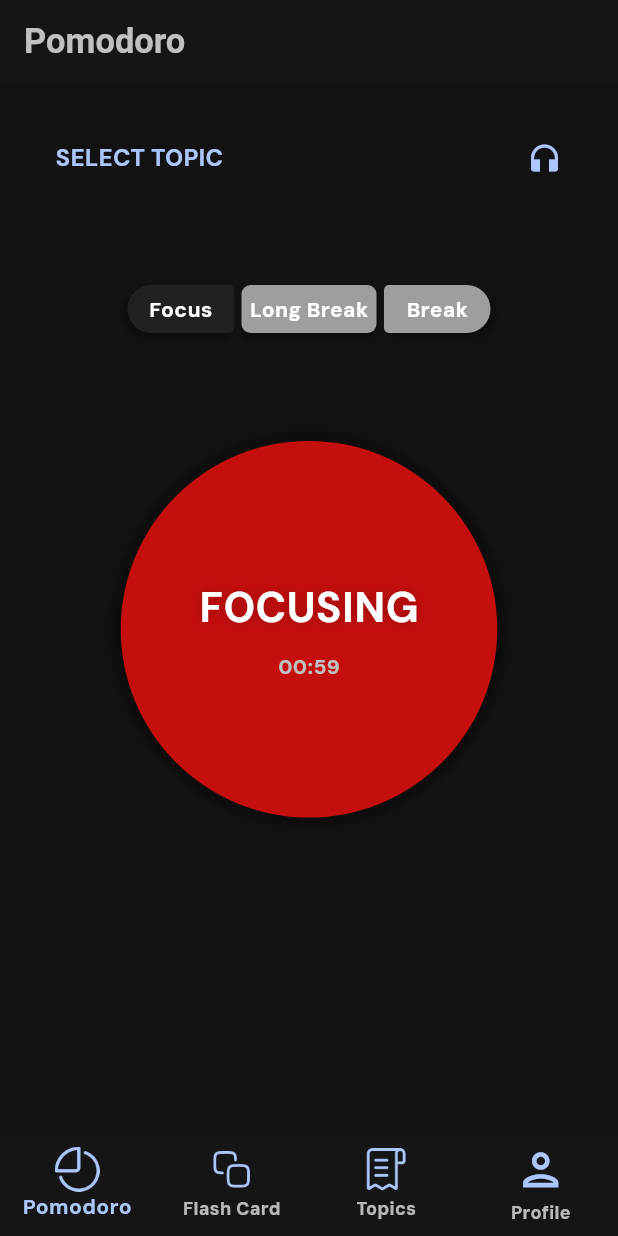
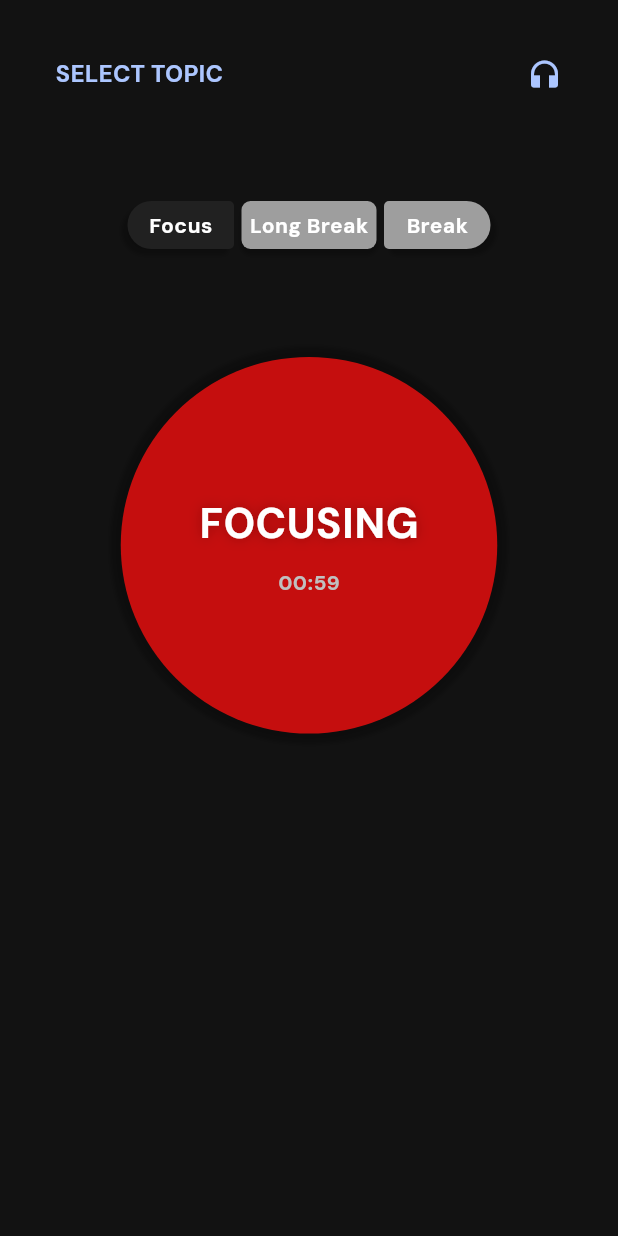
Before and after one commit to NNNNNC/pomodor_app, a Flutter app: the screen it shows after launch, after a tap on "Focus", on a phone screen of 412 x 824 dp. Run offline on Flutter 3.47's test engine with Material 3 defaults, Android fonts, the phone set to English and light mode, and no system bars; our stand-ins replace carousel_slider, flip_card, hive, hive_flutter; accounts and stored records are empty.

Commit message:
minor change

```diff
--- a/lib/main.dart
+++ b/lib/main.dart
@@ -3,6 +3,8 @@
 import 'package:flutter/material.dart';
 import 'package:hive_flutter/adapters.dart';
 import 'package:pomodoro_app/models/profileModel.dart';
+import 'package:pomodoro_app/providers/visibility_provider.dart';
+import 'package:provider/provider.dart';
 import 'pages/main_page.dart';
 import 'theme/theme.dart';
 
@@ -13,7 +15,7 @@ late Box<profileModel> profileBox;
 //const String flashcardBoxName = 'flashcard';
 const String profileBoxName = 'profile';
 
-void main() async{
+void main() async {
   WidgetsFlutterBinding.ensureInitialized();
   await Hive.initFlutter();
 
@@ -22,12 +24,16 @@ void main() async{
   //flashcardBox = await Hive.openBox(flashcardBoxName);
   await Hive.openBox<profileModel>(profileBoxName);
 
-  runApp(const MyApp());
+  runApp(
+    ChangeNotifierProvider(
+      create: (context) => BottomBarVisibility(),
+      child: const MyApp(),
+    ),
+  );
 }
 
 class MyApp extends StatelessWidget {
   const MyApp({super.key});
-
 
   @override
   Widget build(BuildContext context) {
--- a/lib/pages/main_page.dart
+++ b/lib/pages/main_page.dart
@@ -3,6 +3,8 @@ import 'package:pomodoro_app/pages/flashcard_page.dart';
 import 'package:pomodoro_app/pages/pomodoro_page.dart';
 import 'package:pomodoro_app/pages/profile_page.dart';
 import 'package:pomodoro_app/pages/topic_page.dart';
+import 'package:pomodoro_app/providers/visibility_provider.dart';
+import 'package:provider/provider.dart';
 
 class Mainpage extends StatefulWidget {
   const Mainpage({super.key});
@@ -12,8 +14,9 @@ class Mainpage extends StatefulWidget {
 }
 
 class _MainpageState extends State<Mainpage> {
+  bool isBottomNavBarVisible = true;
   int currentIndex = 0;
-  final screens = [
+  final screens = const [
     PomodoroPage(),
     flashcard_page(),
     topic_page(),
@@ -22,12 +25,14 @@ class _MainpageState extends State<Mainpage> {
 
   @override
   Widget build(BuildContext context) {
-    return Scaffold(
+    return Consumer<BottomBarVisibility>(
+      builder: (context, value, child) => Scaffold(
         body: IndexedStack(
           index: currentIndex,
           children: screens,
         ),
-      bottomNavigationBar: BottomNavigationBar(
+        bottomNavigationBar: value.isVisible
+            ? BottomNavigationBar(
                 currentIndex: currentIndex,
                 onTap: (value) => setState(() => currentIndex = value),
                 items: [
@@ -65,8 +70,11 @@ class _MainpageState extends State<Mainpage> {
                       color: Theme.of(context).colorScheme.secondary,
                       size: 35,
                     ),
-              label: 'Profile')
+                    label: 'Profile',
+                  ),
                 ],
+              )
+            : null,
       ),
     );
   }
--- a/lib/pages/pomodoro_page.dart
+++ b/lib/pages/pomodoro_page.dart
@@ -3,15 +3,20 @@ import 'dart:async';
 import 'package:flutter/cupertino.dart';
 import 'package:flutter/material.dart';
 import 'package:flutter/widgets.dart';
+import 'package:pomodoro_app/providers/visibility_provider.dart';
 import 'package:pomodoro_app/utils/topic_dialog.dart';
+import 'package:provider/provider.dart';
 
 class PomodoroPage extends StatefulWidget {
-  const PomodoroPage({super.key});
+  const PomodoroPage({
+    super.key,
+  });
   @override
   State<PomodoroPage> createState() => _PomodoroPageState();
 }
 
 class _PomodoroPageState extends State<PomodoroPage> {
+  bool isAppBarVisible = true;
   bool isFocusing = false;
   bool isBreak = false;
   bool isLongBreak = false;
@@ -64,10 +69,15 @@ class _PomodoroPageState extends State<PomodoroPage> {
   // focus methods
 
   void focus() {
+    final visibility = context.read<BottomBarVisibility>();
+
     setState(() {
       isFocusing = !isFocusing;
       isBreak = false;
       isLongBreak = false;
+
+      visibility.toggleVisibility(!isFocusing);
+
       minutes = 1;
       digitMin = (minutes >= 10) ? "$minutes" : "0$minutes";
 
@@ -80,10 +90,15 @@ class _PomodoroPageState extends State<PomodoroPage> {
   }
 
   void shortBreak() {
+    final visibility = context.read<BottomBarVisibility>();
+
     setState(() {
       isFocusing = false;
       isBreak = !isBreak;
       isLongBreak = false;
+
+      visibility.toggleVisibility(true);
+
       minutes = 1;
       digitMin = (minutes >= 10) ? "$minutes" : "0$minutes";
 
@@ -96,10 +111,15 @@ class _PomodoroPageState extends State<PomodoroPage> {
   }
 
   void longBreak() {
+    final visibility = context.read<BottomBarVisibility>();
+
     setState(() {
       isFocusing = false;
       isBreak = false;
       isLongBreak = !isLongBreak;
+
+      visibility.toggleVisibility(true);
+
       minutes = 1;
       digitMin = (minutes >= 10) ? "$minutes" : "0$minutes";
 
@@ -122,15 +142,11 @@ class _PomodoroPageState extends State<PomodoroPage> {
           longBreak();
           breakCounter = 0;
         }
-      }
-
-      else if (isBreak) {
+      } else if (isBreak) {
         isBreak = false;
         focus();
         breakCounter++;
-      }
-
-      else if (isLongBreak) {
+      } else if (isLongBreak) {
         isLongBreak = false;
       }
     });
@@ -138,10 +154,13 @@ class _PomodoroPageState extends State<PomodoroPage> {
 
   @override
   Widget build(BuildContext context) {
-    return Scaffold(
-      appBar: AppBar(
+    return Consumer<BottomBarVisibility>(
+      builder: (context, value, child) => Scaffold(
+        appBar: value.isVisible
+            ? AppBar(
                 title: const Text("Pomodoro"),
-      ),
+              )
+            : null,
 
         // Select topic and headphones
         body: Column(
@@ -170,8 +189,8 @@ class _PomodoroPageState extends State<PomodoroPage> {
                   IconButton(
                     onPressed: () => showMenu(
                       context: context,
-                    position:
-                        const RelativeRect.fromLTRB(270.0, 140.0, 300.0, 150.0),
+                      position: const RelativeRect.fromLTRB(
+                          270.0, 140.0, 300.0, 150.0),
                       items: const [
                         PopupMenuItem(
                           child: Text('No Sound'),
@@ -249,7 +268,8 @@ class _PomodoroPageState extends State<PomodoroPage> {
                       margin: const EdgeInsets.only(left: 5.0),
                       decoration: BoxDecoration(
                         color: isLongBreak ? Colors.grey[900] : Colors.grey,
-                      borderRadius: const BorderRadius.all(Radius.circular(6)),
+                        borderRadius:
+                            const BorderRadius.all(Radius.circular(6)),
                         boxShadow: [
                           BoxShadow(
                             blurRadius: 1.5,
@@ -380,6 +400,7 @@ class _PomodoroPageState extends State<PomodoroPage> {
             ),
           ],
         ),
+      ),
     );
   }
 }
--- /dev/null
+++ b/lib/providers/visibility_provider.dart
@@ -0,0 +1,11 @@
+import 'package:flutter/material.dart';
+
+class BottomBarVisibility extends ChangeNotifier {
+  bool _isVisible = true;
+  bool get isVisible => _isVisible;
+
+  void toggleVisibility(bool value) {
+    _isVisible = value;
+    notifyListeners();
+  }
+}
--- a/pubspec.yaml
+++ b/pubspec.yaml
@@ -40,6 +40,7 @@ dependencies:
   hive_flutter: ^1.1.0
   carousel_slider: ^4.2.1
   flip_card: ^0.7.0
+  provider: ^6.1.2
 
 dev_dependencies:
   flutter_test:
```
Also changed, not shown: pubspec.lock. Lines whose indentation alone changed are shown as unchanged.
